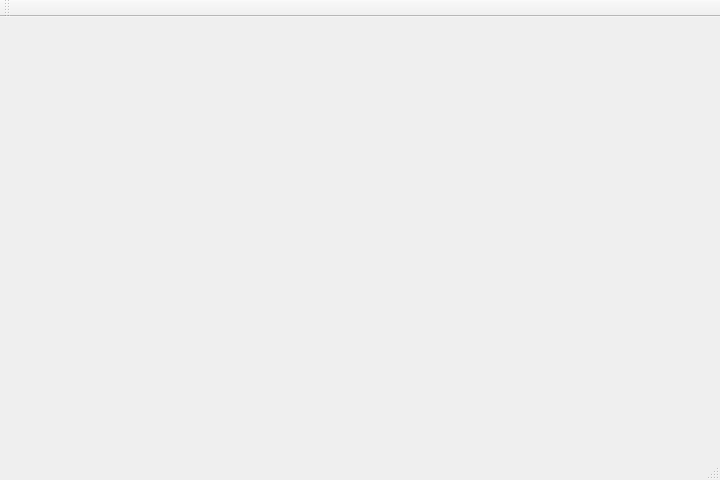
First picture: the form in gui/user_interface/mainwindow.ui, repository tarados-feroces/cryptosha, before the edit.
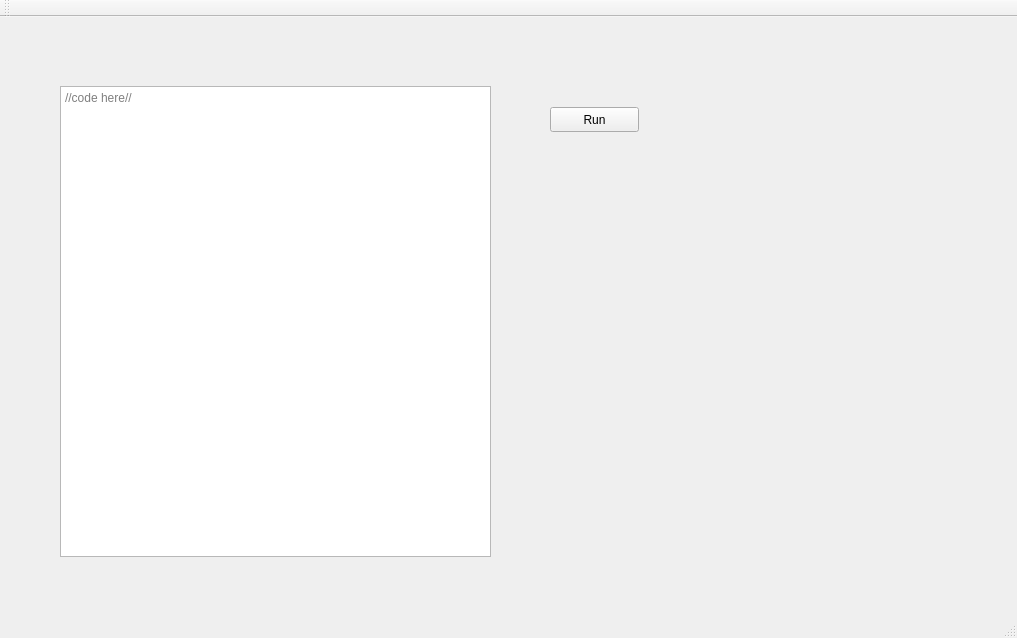
Second picture: the form after the edit.

The edit to the form file:
```diff
--- a/gui/user_interface/mainwindow.ui
+++ b/gui/user_interface/mainwindow.ui
@@ -6,8 +6,8 @@
    <rect>
     <x>0</x>
     <y>0</y>
-    <width>720</width>
-    <height>480</height>
+    <width>1017</width>
+    <height>638</height>
    </rect>
   </property>
   <property name="windowTitle">
@@ -19,7 +19,37 @@
     <height>24</height>
    </size>
   </property>
-  <widget class="QWidget" name="centralWidget"/>
+  <widget class="QWidget" name="centralWidget">
+   <widget class="QPushButton" name="runButton">
+    <property name="geometry">
+     <rect>
+      <x>550</x>
+      <y>90</y>
+      <width>89</width>
+      <height>25</height>
+     </rect>
+    </property>
+    <property name="text">
+     <string>Run</string>
+    </property>
+   </widget>
+   <widget class="QTextEdit" name="textEdit">
+    <property name="geometry">
+     <rect>
+      <x>60</x>
+      <y>69</y>
+      <width>431</width>
+      <height>471</height>
+     </rect>
+    </property>
+    <property name="cursor" stdset="0">
+     <cursorShape>IBeamCursor</cursorShape>
+    </property>
+    <property name="placeholderText">
+     <string>//code here//</string>
+    </property>
+   </widget>
+  </widget>
   <widget class="QMenuBar" name="menuBar">
    <property name="geometry">
     <rect>
```
Left out of the diff: 2 changed lines with no effect on the pictures.
